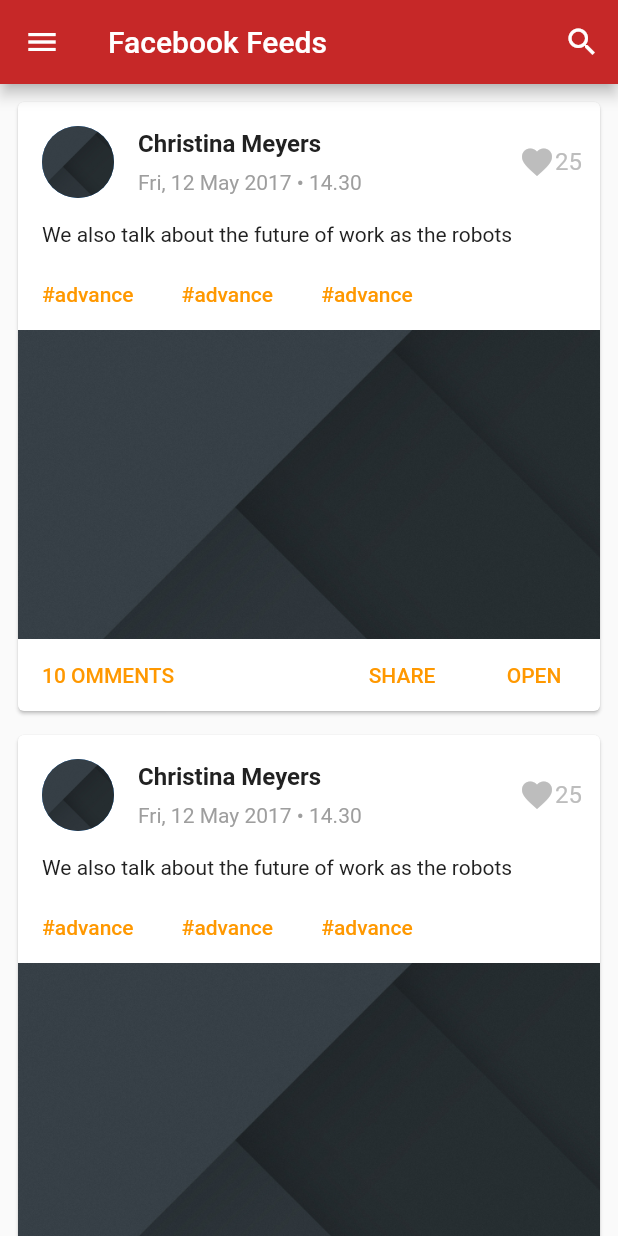
After one commit to hyperionstudios/newsapp, a Flutter app: the FacebookFeeds screen opened directly, on a phone screen of 412 x 824 dp. The commit adds this screen. Run offline on Flutter 3.47's test engine with Material 2 defaults, Android fonts, the phone set to English and light mode, and no system bars; our stand-ins replace shared_preferences; missing offline and left inert: page_view_indicator; accounts and stored records are empty.

Commit message:
add facebook feeds

```diff
--- /dev/null
+++ b/lib/screens/facebook_feeds.dart
@@ -0,0 +1,168 @@
+import 'package:flutter/material.dart';
+import 'package:news_app/shared_ui/navigation_drawer.dart';
+
+class FacebookFeeds extends StatefulWidget {
+  @override
+  _FacebookFeedsState createState() => _FacebookFeedsState();
+}
+
+class _FacebookFeedsState extends State<FacebookFeeds> {
+
+  TextStyle _hashTagStyle = TextStyle(color: Colors.orange);
+
+  @override
+  Widget build(BuildContext context) {
+    return Scaffold(
+      appBar: AppBar(
+        title: Text("Facebook Feeds"),
+        centerTitle: false,
+        actions: <Widget>[
+          IconButton(icon: Icon(Icons.search), onPressed: () {}),
+        ],
+      ),
+      drawer: NavigationDrawer(),
+      body: ListView.builder(
+        padding: EdgeInsets.all(8),
+        itemBuilder: (context, position) {
+          return Padding(
+            padding: const EdgeInsets.only(bottom: 8),
+            child: Card(
+              child: Column(
+                crossAxisAlignment: CrossAxisAlignment.start,
+                children: <Widget>[
+                  _drawHeader(),
+                  _drawTitle(),
+                  _drawHashTags(),
+                  _drawBody(),
+                  _drawFooter(),
+                ],
+              ),
+            ),
+          );
+        },
+        itemCount: 20,
+      ),
+    );
+  }
+
+
+  Widget _drawHeader() {
+    return Row(
+      mainAxisAlignment: MainAxisAlignment.spaceBetween,
+      children: <Widget>[
+        Row(
+          children: <Widget>[
+            Padding(
+              padding: const EdgeInsets.all(16),
+              child: CircleAvatar(
+                backgroundImage:
+                ExactAssetImage('assets/images/placeholder_bg.png'),
+                radius: 24,
+              ),
+            ),
+            Column(
+              crossAxisAlignment: CrossAxisAlignment.start,
+              children: <Widget>[
+                Text(
+                  'Christina Meyers',
+                  style: TextStyle(
+                    color: Colors.grey.shade900,
+                    fontSize: 16,
+                    fontWeight: FontWeight.w600,
+                  ),
+                ),
+                SizedBox(
+                  width: 8,
+                ),
+                SizedBox(
+                  height: 8,
+                ),
+                Text(
+                  'Fri, 12 May 2017 • 14.30',
+                  style: TextStyle(color: Colors.grey),
+                ),
+              ],
+            ),
+          ],
+        ),
+        Row(
+          children: <Widget>[
+            IconButton(
+              icon: Icon(Icons.favorite),
+              onPressed: () {},
+              color: Colors.grey.shade400,
+            ),
+            Transform.translate(
+                offset: Offset(-12, 0),
+                child: Text(
+                  '25',
+                  style: TextStyle(color: Colors.grey.shade400, fontSize: 16),
+                )),
+          ],
+        ),
+      ],
+    );
+  }
+
+  Widget _drawTitle() {
+    return Padding(
+      padding: const EdgeInsets.only(bottom: 8, left: 16, right: 16),
+      child: Text(
+        'We also talk about the future of work as the robots',
+        style: TextStyle(color: Colors.grey.shade900),
+      ),
+    );
+  }
+
+  Widget _drawHashTags() {
+    return Container(
+      child: Wrap(
+        children: <Widget>[
+          FlatButton(
+              onPressed: () {},
+              child: Text(
+                '#advance',
+                style: _hashTagStyle,
+              )),
+          FlatButton(
+              onPressed: () {},
+              child: Text(
+                '#advance',
+                style: _hashTagStyle,
+              )),
+          FlatButton(
+              onPressed: () {},
+              child: Text(
+                '#advance',
+                style: _hashTagStyle,
+              )),
+        ],
+      ),
+    );
+  }
+
+  Widget _drawBody() {
+    return SizedBox(
+        width: double.infinity,
+        height: MediaQuery.of(context).size.height * 0.25,
+        child: Image(
+          image: ExactAssetImage('assets/images/placeholder_bg.png'),
+          fit: BoxFit.cover,
+        ));
+  }
+
+  Widget _drawFooter() {
+    return Row(
+      mainAxisAlignment: MainAxisAlignment.spaceBetween,
+      children: <Widget>[
+        FlatButton(onPressed: (){}, child: Text('10 OMMENTS'  ,style: _hashTagStyle,)),
+        Row(
+          children: <Widget>[
+            FlatButton(onPressed: (){}, child: Text('SHARE' , style: _hashTagStyle,)),
+            FlatButton(onPressed: (){}, child: Text('OPEN' , style: _hashTagStyle,)),
+          ],
+        ),
+      ],
+    );
+  }
+}
--- a/lib/shared_ui/navigation_drawer.dart
+++ b/lib/shared_ui/navigation_drawer.dart
@@ -4,6 +4,7 @@ import 'package:news_app/screens/home_screen.dart';
 import 'package:news_app/screens/headline_news.dart';
 import 'package:news_app/screens/twitter_feed.dart';
 import 'package:news_app/screens/instagram_feed.dart';
+import 'package:news_app/screens/facebook_feeds.dart';
 
 class NavigationDrawer extends StatefulWidget {
   @override
@@ -16,6 +17,7 @@ class _NavigationDrawerState extends State<NavigationDrawer> {
     NavMenuItem("Headline News", () => HeadLineNews()),
     NavMenuItem( "Twitter Feeds" , () => TwitterFeed() ),
     NavMenuItem("Instagram Feeds", () => InstagramFeed() ),
+    NavMenuItem("Facebook Feeds", () => FacebookFeeds() ),
   ];
 
   @override
```
